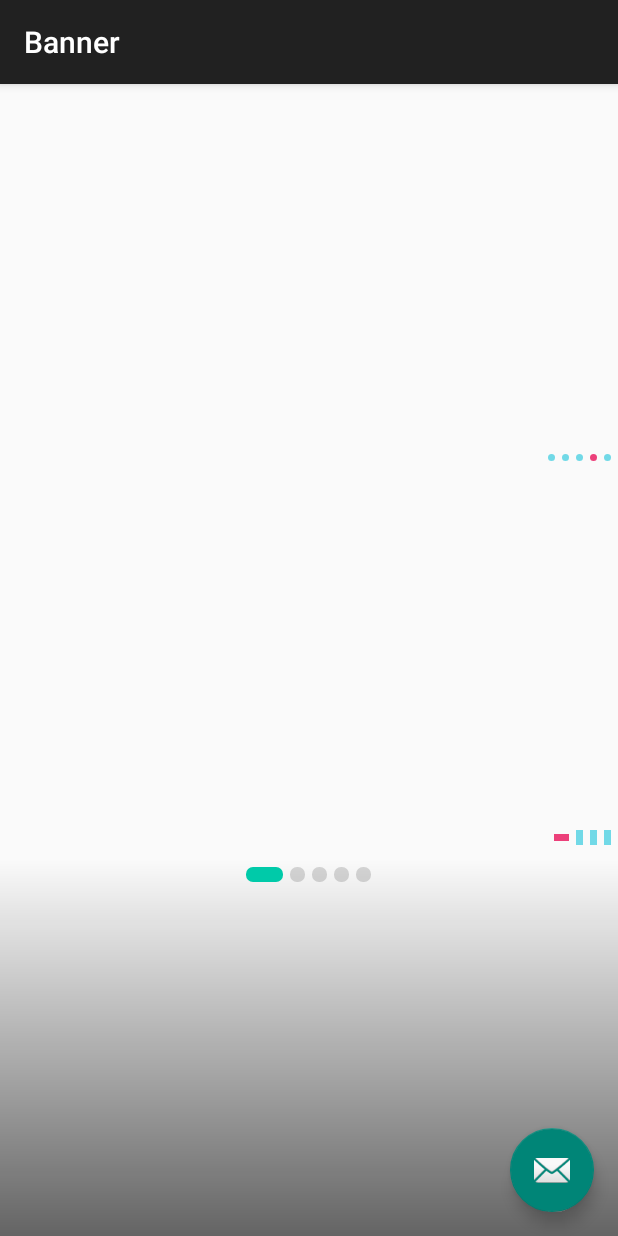
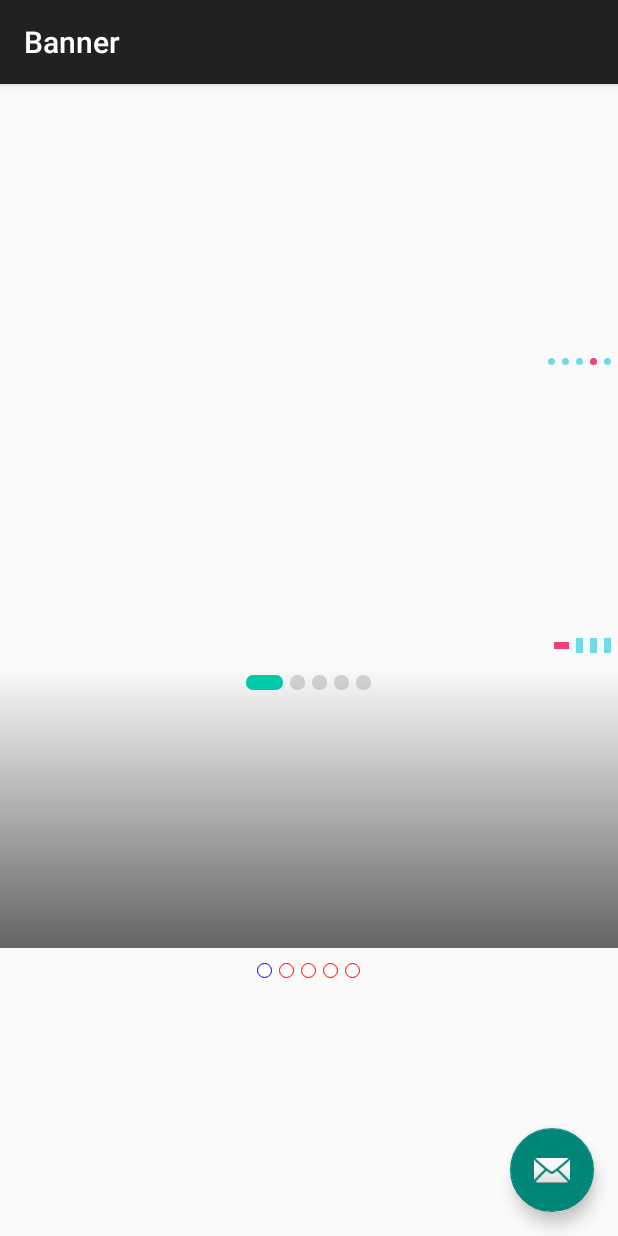
Before and after one commit to dingzuoqiang/CustomBannerView, an Android app: the screen it shows after launch (MainActivity), on a phone screen of 412 x 824 dp. Run offline under Robolectric (Android 15) with nearby library versions, the phone set to English and light mode, and no system bars; pictures from the network do not load; 3 statements that could not run were skipped.

Commit message:
CustomBannerView 升级： 点点指示器 新增圆环类型

```diff
--- a/app/src/main/java/com/dzq/banners/custombannerview/MainActivity.java
+++ b/app/src/main/java/com/dzq/banners/custombannerview/MainActivity.java
@@ -66,6 +66,9 @@ public class MainActivity extends AppCompatActivity {
         customBannerView3.setLoop(false);
         customBannerView3.setViewRes(viewRes);
 
+        CustomBannerView customBannerView4 = (CustomBannerView) findViewById(R.id.banner4);
+        customBannerView4.setViewRes(viewRes);
+
     }
 
 
--- a/app/src/main/java/com/dzq/widget/CustomBannerView.java
+++ b/app/src/main/java/com/dzq/widget/CustomBannerView.java
@@ -53,12 +53,16 @@ public class CustomBannerView extends RelativeLayout {
 
     private int selectedIndicatorColor = 0xffff0000;
     private int unSelectedIndicatorColor = 0x88888888;
+    private int selectedIndicatorStrokeColor = 0xff0000ff;// 选中圆环颜色
+    private int unSelectedIndicatorStrokeColor = 0xffff0000;//未选中圆环颜色
 
     private Shape indicatorShape = Shape.oval;
     private int selectedIndicatorHeight = 6;
     private int selectedIndicatorWidth = 6;
     private int unSelectedIndicatorHeight = 6;
     private int unSelectedIndicatorWidth = 6;
+    private int selectedIndicatorStrokeWidth = 1;// 选中圆环width
+    private int unSelectedIndicatorStrokeWidth = 1;// 未选中圆环width
 
     private Position indicatorPosition = Position.centerBottom;
     private int autoPlayDuration = 2500;
@@ -76,7 +80,7 @@ public class CustomBannerView extends RelativeLayout {
     private boolean isLoop = true;
 
     private enum Shape {
-        rect, oval
+        rect, oval, ring
     }
 
     private enum Position {
@@ -124,6 +128,8 @@ public class CustomBannerView extends RelativeLayout {
         TypedArray array = getContext().obtainStyledAttributes(attrs, R.styleable.BannerLayoutStyle, defStyle, 0);
         selectedIndicatorColor = array.getColor(R.styleable.BannerLayoutStyle_selectedIndicatorColor, selectedIndicatorColor);
         unSelectedIndicatorColor = array.getColor(R.styleable.BannerLayoutStyle_unSelectedIndicatorColor, unSelectedIndicatorColor);
+        selectedIndicatorStrokeColor = array.getColor(R.styleable.BannerLayoutStyle_selectedIndicatorStrokeColor, selectedIndicatorStrokeColor);
+        unSelectedIndicatorStrokeColor = array.getColor(R.styleable.BannerLayoutStyle_unSelectedIndicatorStrokeColor, unSelectedIndicatorStrokeColor);
 
         maskStartColor = array.getColor(R.styleable.BannerLayoutStyle_maskStartColor, maskStartColor);
         maskEndColor = array.getColor(R.styleable.BannerLayoutStyle_maskEndColor, maskEndColor);
@@ -139,6 +145,9 @@ public class CustomBannerView extends RelativeLayout {
         selectedIndicatorWidth = (int) array.getDimension(R.styleable.BannerLayoutStyle_selectedIndicatorWidth, selectedIndicatorWidth);
         unSelectedIndicatorHeight = (int) array.getDimension(R.styleable.BannerLayoutStyle_unSelectedIndicatorHeight, unSelectedIndicatorHeight);
         unSelectedIndicatorWidth = (int) array.getDimension(R.styleable.BannerLayoutStyle_unSelectedIndicatorWidth, unSelectedIndicatorWidth);
+
+        selectedIndicatorStrokeWidth = (int) array.getDimension(R.styleable.BannerLayoutStyle_selectedIndicatorStrokeWidth, selectedIndicatorStrokeWidth);
+        unSelectedIndicatorStrokeWidth = (int) array.getDimension(R.styleable.BannerLayoutStyle_unSelectedIndicatorStrokeWidth, unSelectedIndicatorStrokeWidth);
 
         int position = array.getInt(R.styleable.BannerLayoutStyle_indicatorPosition, Position.centerBottom.ordinal());
         for (Position position1 : Position.values()) {
@@ -176,6 +185,13 @@ public class CustomBannerView extends RelativeLayout {
             case oval:
                 unSelectedGradientDrawable.setShape(GradientDrawable.OVAL);
                 selectedGradientDrawable.setShape(GradientDrawable.OVAL);
+                break;
+
+            case ring:
+                unSelectedGradientDrawable.setShape(GradientDrawable.OVAL);
+                selectedGradientDrawable.setShape(GradientDrawable.OVAL);
+                unSelectedGradientDrawable.setStroke(unSelectedIndicatorStrokeWidth, unSelectedIndicatorStrokeColor);
+                selectedGradientDrawable.setStroke(selectedIndicatorStrokeWidth, selectedIndicatorStrokeColor);
                 break;
         }
         unSelectedGradientDrawable.setColor(unSelectedIndicatorColor);
--- a/app/src/main/res/layout/content_main.xml
+++ b/app/src/main/res/layout/content_main.xml
@@ -78,5 +78,26 @@
         app:unSelectedIndicatorHeight="10dp"
         app:unSelectedIndicatorWidth="10dp" />
 
+    <com.dzq.widget.CustomBannerView
+        android:id="@+id/banner4"
+        android:layout_width="match_parent"
+        android:layout_height="wrap_content"
+        android:layout_marginTop="5dp"
+        android:layout_weight="1"
+        app:cornerRadii="5dp"
+        app:indicatorMargin="@dimen/indicatorMargin"
+        app:indicatorPosition="centerTop"
+        app:indicatorShape="ring"
+        app:indicatorSpace="@dimen/indicatorSpace"
+        app:isAutoPlay="false"
+        app:isIndicatorVisible="true"
+        app:scrollDuration="1000"
+        app:selectedIndicatorColor="#ffffff"
+        app:selectedIndicatorHeight="10dp"
+        app:selectedIndicatorWidth="10dp"
+        app:unSelectedIndicatorColor="#00000000"
+        app:unSelectedIndicatorHeight="10dp"
+        app:unSelectedIndicatorWidth="10dp" />
+
 
 </LinearLayout>
--- a/app/src/main/res/values/attr.xml
+++ b/app/src/main/res/values/attr.xml
@@ -6,14 +6,19 @@
         <attr name="maskEndColor" format="color|reference" />
         <attr name="selectedIndicatorColor" format="color|reference" />
         <attr name="unSelectedIndicatorColor" format="color|reference" />
+        <attr name="selectedIndicatorStrokeColor" format="color|reference" />
+        <attr name="unSelectedIndicatorStrokeColor" format="color|reference" />
         <attr name="indicatorShape" format="enum">
             <enum name="rect" value="0" />
             <enum name="oval" value="1" />
+            <enum name="ring" value="2" />
         </attr>
         <attr name="selectedIndicatorHeight" format="dimension|reference" />
         <attr name="selectedIndicatorWidth" format="dimension|reference" />
         <attr name="unSelectedIndicatorHeight" format="dimension|reference" />
         <attr name="unSelectedIndicatorWidth" format="dimension|reference" />
+        <attr name="selectedIndicatorStrokeWidth" format="dimension|reference" />
+        <attr name="unSelectedIndicatorStrokeWidth" format="dimension|reference" />
         <attr name="indicatorPosition" format="enum">
             <enum name="centerBottom" value="0" />
             <enum name="rightBottom" value="1" />
```
